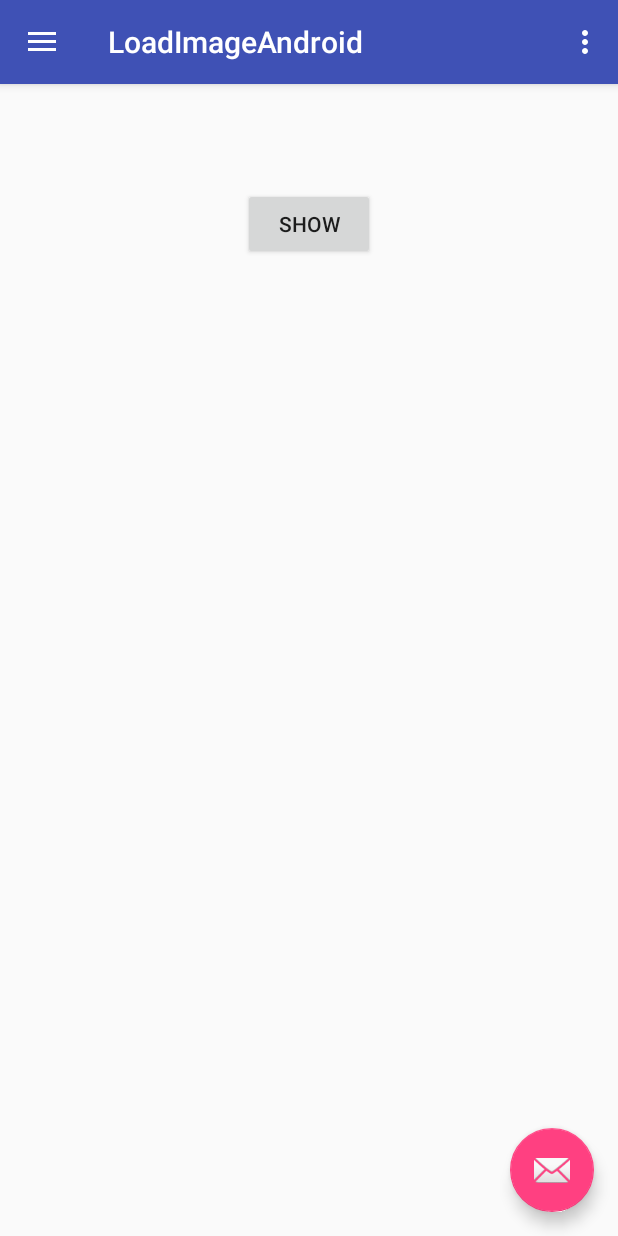
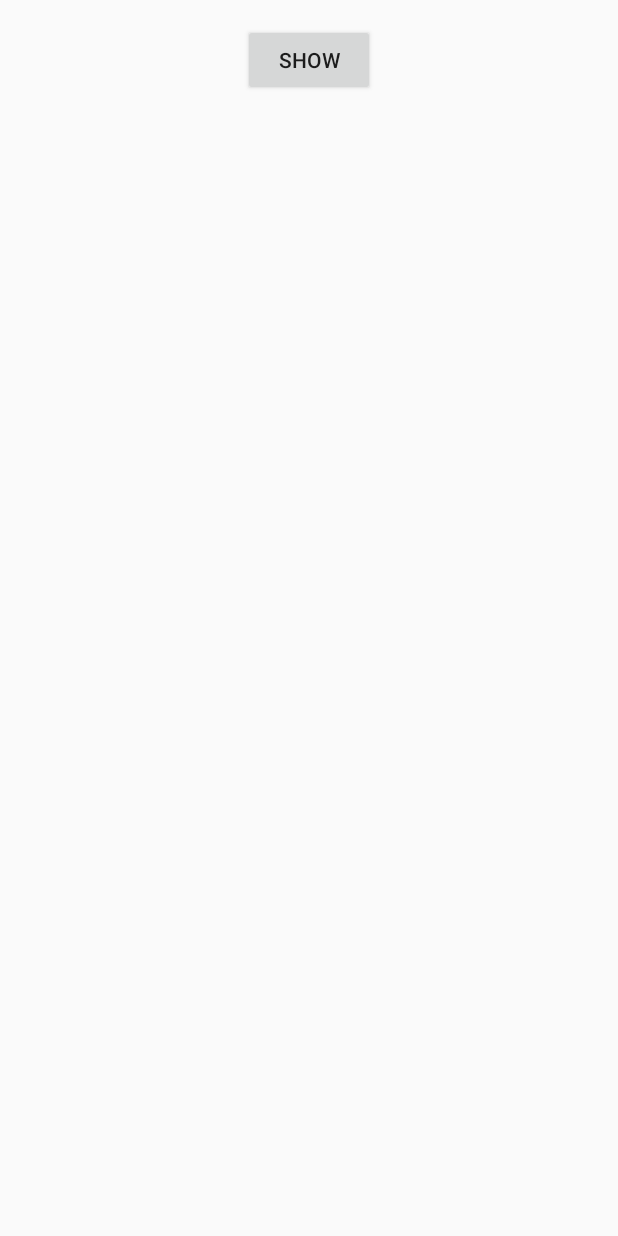
Before and after one commit to alexbonavila/LoadImageAndroid, an Android app: the screen it shows after launch (MainActivity), on a phone screen of 412 x 824 dp. Run offline under Robolectric (Android 15) with nearby library versions, the phone set to English and light mode, and no system bars.

Commit message:
bugfix (El metode no estava ben signat)

```diff
--- a/app/src/main/AndroidManifest.xml
+++ b/app/src/main/AndroidManifest.xml
@@ -1,7 +1,8 @@
 <?xml version="1.0" encoding="utf-8"?>
 <manifest xmlns:android="http://schemas.android.com/apk/res/android"
     package="com.iesebre.dam2.alexbonavila.loadimageandroid">
-
+    <uses-permission
+        android:name="android.permission.INTERNET" />
     <application
         android:allowBackup="true"
         android:icon="@mipmap/ic_launcher"
--- a/app/src/main/java/com/iesebre/dam2/alexbonavila/loadimageandroid/MainActivity.java
+++ b/app/src/main/java/com/iesebre/dam2/alexbonavila/loadimageandroid/MainActivity.java
@@ -19,95 +19,19 @@ import android.widget.ImageView;
 import java.io.InputStream;
 import java.net.URL;
 
-public class MainActivity extends AppCompatActivity
-        implements NavigationView.OnNavigationItemSelectedListener {
+public class MainActivity extends AppCompatActivity{
 
 
-    ImageView imview;
+    ImageView mImageView;
 
     @Override
     protected void onCreate(Bundle savedInstanceState) {
         super.onCreate(savedInstanceState);
-        setContentView(R.layout.activity_main);
-        imview = (ImageView) findViewById(R.id.imageView);
-        Toolbar toolbar = (Toolbar) findViewById(R.id.toolbar);
-        setSupportActionBar(toolbar);
+        setContentView(R.layout.content_main);
+        mImageView = (ImageView) findViewById(R.id.IMG);
 
-        FloatingActionButton fab = (FloatingActionButton) findViewById(R.id.fab);
-        fab.setOnClickListener(new View.OnClickListener() {
-            @Override
-            public void onClick(View view) {
-                Snackbar.make(view, "Replace with your own action", Snackbar.LENGTH_LONG)
-                        .setAction("Action", null).show();
-            }
-        });
-
-        DrawerLayout drawer = (DrawerLayout) findViewById(R.id.drawer_layout);
-        ActionBarDrawerToggle toggle = new ActionBarDrawerToggle(
-                this, drawer, toolbar, R.string.navigation_drawer_open, R.string.navigation_drawer_close);
-        drawer.setDrawerListener(toggle);
-        toggle.syncState();
-
-        NavigationView navigationView = (NavigationView) findViewById(R.id.nav_view);
-        navigationView.setNavigationItemSelectedListener(this);
     }
 
-    @Override
-    public void onBackPressed() {
-        DrawerLayout drawer = (DrawerLayout) findViewById(R.id.drawer_layout);
-        if (drawer.isDrawerOpen(GravityCompat.START)) {
-            drawer.closeDrawer(GravityCompat.START);
-        } else {
-            super.onBackPressed();
-        }
-    }
-
-    @Override
-    public boolean onCreateOptionsMenu(Menu menu) {
-        // Inflate the menu; this adds items to the action bar if it is present.
-        getMenuInflater().inflate(R.menu.main, menu);
-        return true;
-    }
-
-    @Override
-    public boolean onOptionsItemSelected(MenuItem item) {
-        // Handle action bar item clicks here. The action bar will
-        // automatically handle clicks on the Home/Up button, so long
-        // as you specify a parent activity in AndroidManifest.xml.
-        int id = item.getItemId();
-
-        //noinspection SimplifiableIfStatement
-        if (id == R.id.action_settings) {
-            return true;
-        }
-
-        return super.onOptionsItemSelected(item);
-    }
-
-    @SuppressWarnings("StatementWithEmptyBody")
-    @Override
-    public boolean onNavigationItemSelected(MenuItem item) {
-        // Handle navigation view item clicks here.
-        int id = item.getItemId();
-
-        if (id == R.id.nav_camera) {
-            // Handle the camera action
-        } else if (id == R.id.nav_gallery) {
-
-        } else if (id == R.id.nav_slideshow) {
-
-        } else if (id == R.id.nav_manage) {
-
-        } else if (id == R.id.nav_share) {
-
-        } else if (id == R.id.nav_send) {
-
-        }
-
-        DrawerLayout drawer = (DrawerLayout) findViewById(R.id.drawer_layout);
-        drawer.closeDrawer(GravityCompat.START);
-        return true;
-    }
 
     protected Bitmap downloadImage(String url){
         try {
@@ -126,22 +50,16 @@ public class MainActivity extends AppCompatActivity
     }
 
 
-    public void onClic(){
-
+    public void onClick(View view) {
         new Thread(new Runnable() {
             public void run() {
                 final Bitmap bitmap = downloadImage("http://helgram.com/content/uploads/2013/11/compilashun_error_thumb_night.jpg");
-                imview.post(new Runnable() {
+                mImageView.post(new Runnable() {
                     public void run() {
-                        imview.setImageBitmap(bitmap);
+                        mImageView.setImageBitmap(bitmap);
                     }
                 });
             }
         }).start();
-
-
     }
-
-
-
 }
--- a/app/src/main/res/layout/activity_main.xml
+++ /dev/null
@@ -1,25 +0,0 @@
-<?xml version="1.0" encoding="utf-8"?>
-<android.support.v4.widget.DrawerLayout xmlns:android="http://schemas.android.com/apk/res/android"
-    xmlns:app="http://schemas.android.com/apk/res-auto"
-    xmlns:tools="http://schemas.android.com/tools"
-    android:id="@+id/drawer_layout"
-    android:layout_width="match_parent"
-    android:layout_height="match_parent"
-    android:fitsSystemWindows="true"
-    tools:openDrawer="start">
-
-    <include
-        layout="@layout/app_bar_main"
-        android:layout_width="match_parent"
-        android:layout_height="match_parent" />
-
-    <android.support.design.widget.NavigationView
-        android:id="@+id/nav_view"
-        android:layout_width="wrap_content"
-        android:layout_height="match_parent"
-        android:layout_gravity="start"
-        android:fitsSystemWindows="true"
-        app:headerLayout="@layout/nav_header_main"
-        app:menu="@menu/activity_main_drawer" />
-
-</android.support.v4.widget.DrawerLayout>
--- a/app/src/main/res/layout/app_bar_main.xml
+++ /dev/null
@@ -1,34 +0,0 @@
-<?xml version="1.0" encoding="utf-8"?>
-<android.support.design.widget.CoordinatorLayout xmlns:android="http://schemas.android.com/apk/res/android"
-    xmlns:app="http://schemas.android.com/apk/res-auto"
-    xmlns:tools="http://schemas.android.com/tools"
-    android:layout_width="match_parent"
-    android:layout_height="match_parent"
-    android:fitsSystemWindows="true"
-    tools:context="com.iesebre.dam2.alexbonavila.loadimageandroid.MainActivity">
-
-    <android.support.design.widget.AppBarLayout
-        android:layout_width="match_parent"
-        android:layout_height="wrap_content"
-        android:theme="@style/AppTheme.AppBarOverlay">
-
-        <android.support.v7.widget.Toolbar
-            android:id="@+id/toolbar"
-            android:layout_width="match_parent"
-            android:layout_height="?attr/actionBarSize"
-            android:background="?attr/colorPrimary"
-            app:popupTheme="@style/AppTheme.PopupOverlay" />
-
-    </android.support.design.widget.AppBarLayout>
-
-    <include layout="@layout/content_main" />
-
-    <android.support.design.widget.FloatingActionButton
-        android:id="@+id/fab"
-        android:layout_width="wrap_content"
-        android:layout_height="wrap_content"
-        android:layout_gravity="bottom|end"
-        android:layout_margin="@dimen/fab_margin"
-        android:src="@android:drawable/ic_dialog_email" />
-
-</android.support.design.widget.CoordinatorLayout>
--- a/app/src/main/res/layout/content_main.xml
+++ b/app/src/main/res/layout/content_main.xml
@@ -1,6 +1,5 @@
 <?xml version="1.0" encoding="utf-8"?>
 <RelativeLayout xmlns:android="http://schemas.android.com/apk/res/android"
-    xmlns:app="http://schemas.android.com/apk/res-auto"
     xmlns:tools="http://schemas.android.com/tools"
     android:layout_width="match_parent"
     android:layout_height="match_parent"
@@ -8,27 +7,25 @@
     android:paddingLeft="@dimen/activity_horizontal_margin"
     android:paddingRight="@dimen/activity_horizontal_margin"
     android:paddingTop="@dimen/activity_vertical_margin"
-    app:layout_behavior="@string/appbar_scrolling_view_behavior"
     tools:context="com.iesebre.dam2.alexbonavila.loadimageandroid.MainActivity"
-    tools:showIn="@layout/app_bar_main">
+    >
 
     <Button
         android:layout_width="wrap_content"
         android:layout_height="wrap_content"
         android:text="Show"
-        android:id="@+id/button"
+        android:onClick="onClick"
         android:layout_alignParentTop="true"
         android:layout_centerHorizontal="true"
-        android:layout_marginTop="53dp"
-        android:onClick="onClic"/>
+        android:id="@+id/button" />
 
 
 
     <ImageView
         android:layout_width="350dp"
         android:layout_height="450dp"
-        android:id="@+id/imageView"
+        android:id="@+id/IMG"
         android:layout_below="@+id/button"
-        android:layout_centerHorizontal="true"
-        android:onClick="onClick" />
+        android:layout_alignParentRight="true"
+        android:layout_alignParentEnd="true" />
 </RelativeLayout>
```
Also changed, not shown: app/src/main/res/layout/nav_header_main.xml (deleted, +0 -34 lines).
